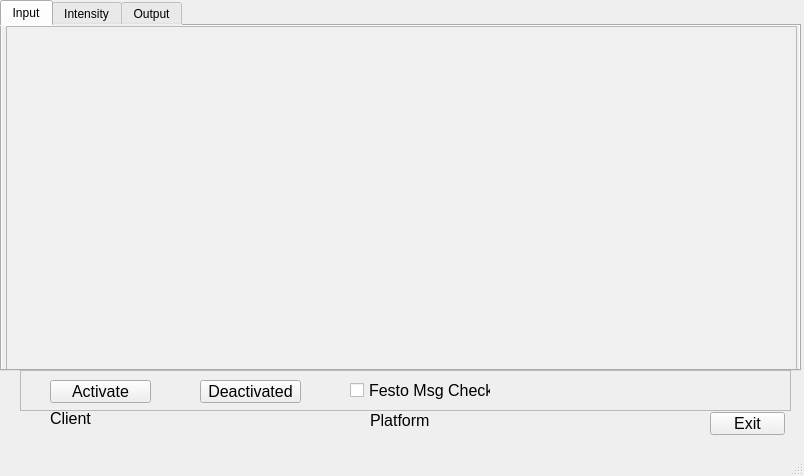
First picture: the form in main_gui.ui, repository michaelmargolis/MdxMotionPlatformV3, before the edit.
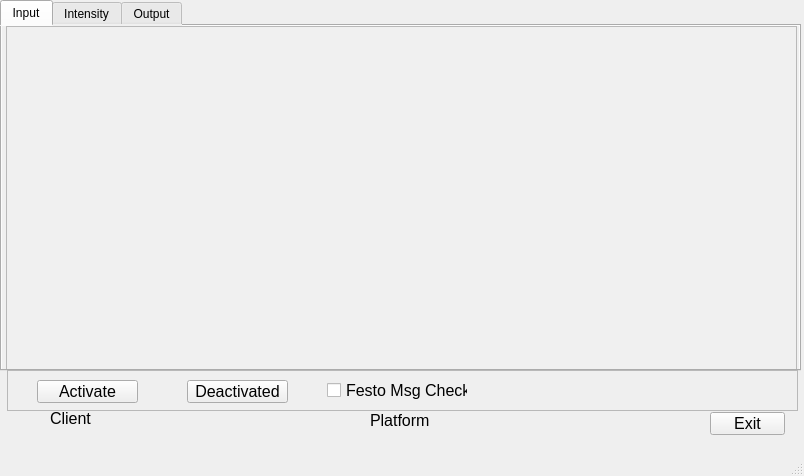
Second picture: the form after the edit.

Commit message: Placed config data into a class wrapper updated gui for better presentation on linux

Patch:
```diff
--- a/main_gui.ui
+++ b/main_gui.ui
@@ -190,9 +190,9 @@
    <widget class="QFrame" name="frame_3">
     <property name="geometry">
      <rect>
-      <x>20</x>
+      <x>7</x>
       <y>370</y>
-      <width>771</width>
+      <width>791</width>
       <height>41</height>
      </rect>
     </property>
@@ -259,7 +259,7 @@
     <widget class="QCheckBox" name="chk_festo_wait">
      <property name="geometry">
       <rect>
-       <x>330</x>
+       <x>320</x>
        <y>10</y>
        <width>141</width>
        <height>21</height>
```
The commit also changes 7 other files.
